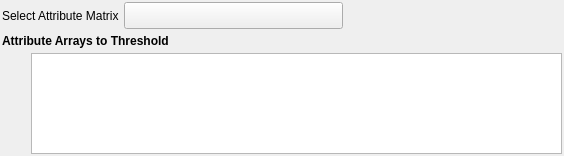
Above: Source/SVWidgetsLib/FilterParameterWidgets/UI_Files/ComparisonSelectionWidget.ui from BlueQuartzSoftware/SIMPL before the change. Below: the same form after it.
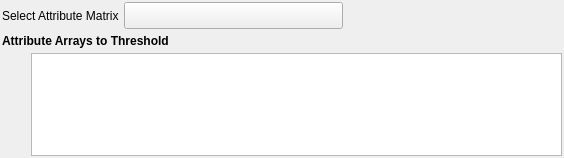
That is the form after the change. Icons and pictures are not drawn.

```diff
--- a/Source/SVWidgetsLib/FilterParameterWidgets/UI_Files/ComparisonSelectionWidget.ui
+++ b/Source/SVWidgetsLib/FilterParameterWidgets/UI_Files/ComparisonSelectionWidget.ui
@@ -7,7 +7,7 @@
     <x>0</x>
     <y>0</y>
     <width>564</width>
-    <height>156</height>
+    <height>158</height>
    </rect>
   </property>
   <layout class="QGridLayout" name="widgetLayout">
```
Left out of the diff: 6 changed lines with no effect on the pictures.
